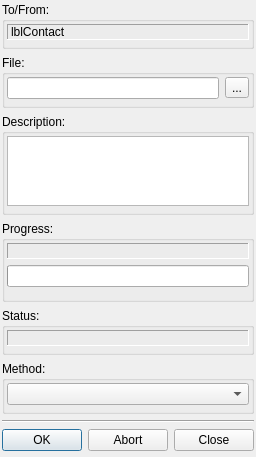
First picture: the form in src/plugins/filetransfer/streamdialog2.ui, repository xnamed/vacuum-im, before the edit.
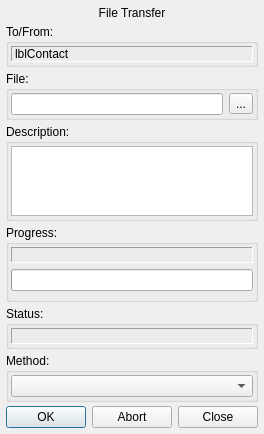
Second picture: the form after the edit.

Patch:
```diff
--- a/src/plugins/filetransfer/streamdialog2.ui
+++ b/src/plugins/filetransfer/streamdialog2.ui
@@ -6,8 +6,8 @@
    <rect>
     <x>0</x>
     <y>0</y>
-    <width>241</width>
-    <height>397</height>
+    <width>249</width>
+    <height>373</height>
    </rect>
   </property>
   <property name="sizePolicy">
@@ -16,19 +16,38 @@
     <verstretch>0</verstretch>
    </sizepolicy>
   </property>
-  <layout class="QVBoxLayout" name="verticalLayout_8">
+  <layout class="QVBoxLayout" name="streamLayout">
+   <property name="spacing">
+    <number>4</number>
+   </property>
    <property name="leftMargin">
-    <number>2</number>
+    <number>6</number>
    </property>
    <property name="topMargin">
-    <number>2</number>
+    <number>6</number>
    </property>
    <property name="rightMargin">
-    <number>2</number>
+    <number>6</number>
    </property>
    <property name="bottomMargin">
     <number>6</number>
    </property>
+   <item>
+    <widget class="QLabel" name="lblTitle">
+     <property name="sizePolicy">
+      <sizepolicy hsizetype="Expanding" vsizetype="Preferred">
+       <horstretch>0</horstretch>
+       <verstretch>0</verstretch>
+      </sizepolicy>
+     </property>
+     <property name="text">
+      <string>File Transfer</string>
+     </property>
+     <property name="alignment">
+      <set>Qt::AlignCenter</set>
+     </property>
+    </widget>
+   </item>
    <item>
     <widget class="QGroupBox" name="grBoxContactLabel">
      <property name="sizePolicy">
@@ -51,7 +70,7 @@
        <number>2</number>
       </property>
       <property name="bottomMargin">
-       <number>6</number>
+       <number>2</number>
       </property>
       <item>
        <widget class="QLabel" name="lblContact">
@@ -100,7 +119,7 @@
        <number>2</number>
       </property>
       <property name="bottomMargin">
-       <number>6</number>
+       <number>2</number>
       </property>
       <item>
        <layout class="QHBoxLayout" name="horizontalLayout">
@@ -141,7 +160,7 @@
        <number>2</number>
       </property>
       <property name="bottomMargin">
-       <number>6</number>
+       <number>2</number>
       </property>
       <item>
        <widget class="QTextEdit" name="pteDescription">
@@ -174,6 +193,9 @@
       <string>Progress:</string>
      </property>
      <layout class="QVBoxLayout" name="verticalLayout_6">
+      <property name="spacing">
+       <number>2</number>
+      </property>
       <property name="leftMargin">
        <number>2</number>
       </property>
@@ -184,7 +206,7 @@
        <number>2</number>
       </property>
       <property name="bottomMargin">
-       <number>6</number>
+       <number>2</number>
       </property>
       <item>
        <layout class="QVBoxLayout" name="verticalLayout">
@@ -240,7 +262,7 @@
        <number>2</number>
       </property>
       <property name="bottomMargin">
-       <number>6</number>
+       <number>2</number>
       </property>
       <item>
        <widget class="QLabel" name="lblStatus">
@@ -289,7 +311,7 @@
        <number>2</number>
       </property>
       <property name="bottomMargin">
-       <number>6</number>
+       <number>2</number>
       </property>
       <item>
        <widget class="QComboBox" name="cmbMethod">
@@ -304,19 +326,6 @@
      </layout>
     </widget>
    </item>
-   <item>
-    <widget class="Line" name="line">
-     <property name="sizePolicy">
-      <sizepolicy hsizetype="Expanding" vsizetype="Fixed">
-       <horstretch>0</horstretch>
-       <verstretch>0</verstretch>
-      </sizepolicy>
-     </property>
-     <property name="orientation">
-      <enum>Qt::Horizontal</enum>
-     </property>
-    </widget>
-   </item>
    <item>
     <widget class="QDialogButtonBox" name="bbxButtons">
      <property name="standardButtons">
```
